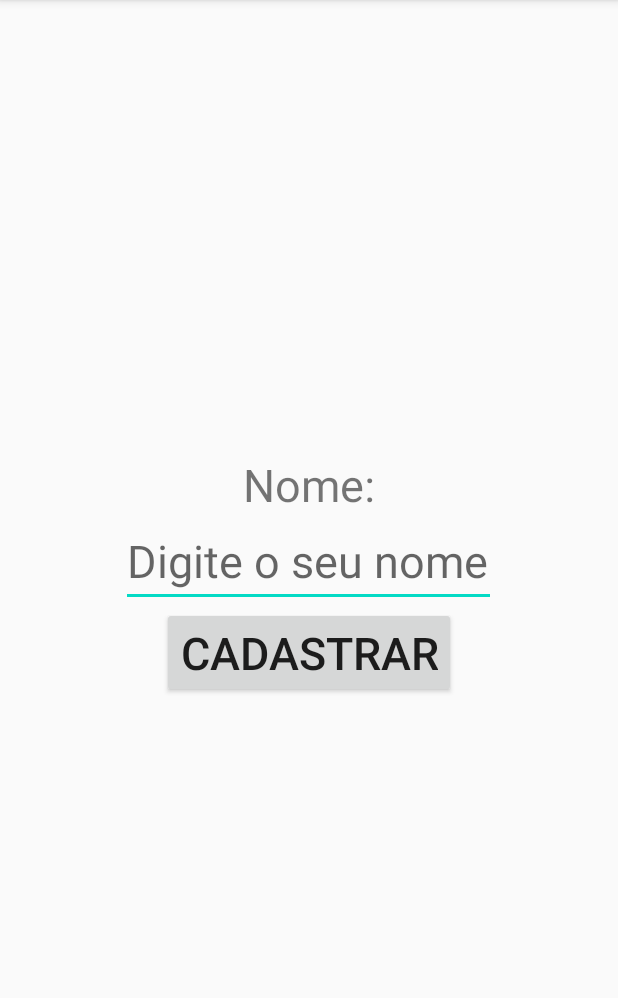
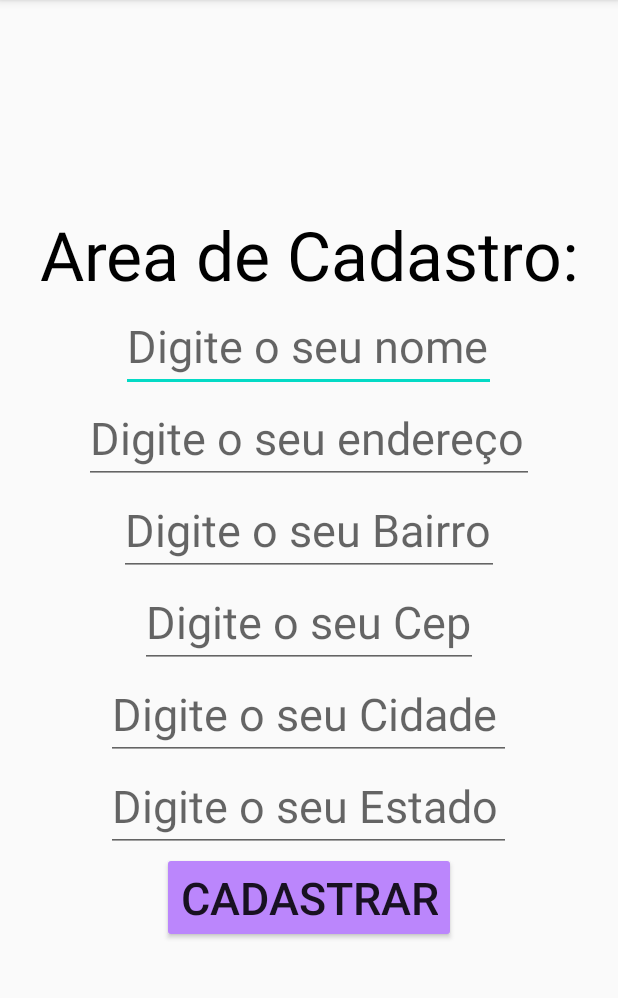
Before and after one commit to Angreen1623/appCadastro, an Android app: the screen it shows after launch (MainActivity), on a phone screen of 412 x 824 dp, the part 84-1082 px from its top. Run offline under Robolectric (Android 15) with nearby library versions, the phone set to English and light mode, and no system bars.

Commit message:
https://github.com/Angreen1623/appCadastro

```diff
--- a/app/src/main/java/com/example/primeiroapp/MainActivity.kt
+++ b/app/src/main/java/com/example/primeiroapp/MainActivity.kt
@@ -12,9 +12,14 @@ class MainActivity : AppCompatActivity() {
         setContentView(R.layout.activity_main)
 
         val edtNome: EditText = findViewById(R.id.edtNome)
+        val edtEnd: EditText = findViewById(R.id.edtEnd)
+        val edtBair: EditText = findViewById(R.id.edtBair)
+        val edtCep: EditText = findViewById(R.id.edtCep)
+        val edtCida: EditText = findViewById(R.id.edtCida)
+        val edtEstd: EditText = findViewById(R.id.edtEstd)
         val btnCadastrar: Button = findViewById(R.id.btnCadastrar)
         btnCadastrar.setOnClickListener{
-            val toast = Toast.makeText(this, edtNome.text.toString(), Toast.LENGTH_SHORT)
+            val toast = Toast.makeText(this, edtNome.text.toString() + edtEnd.text.toString(), Toast.LENGTH_SHORT)
             toast.show()
         }
     }
--- a/app/src/main/res/layout/activity_main.xml
+++ b/app/src/main/res/layout/activity_main.xml
@@ -11,8 +11,9 @@
 
         <TextView
             android:id="@+id/txtNome"
-            android:text="@string/txtNome"
-            android:textSize="30sp"
+            android:text="@string/txtCadastro"
+            android:textSize="45sp"
+            android:textColor="@color/black"
             android:layout_gravity="center_horizontal"
             android:layout_width ="wrap_content"
             android:layout_height ="wrap_content"/>
@@ -27,9 +28,62 @@
             android:layout_width="250dp"
             android:layout_height="wrap_content" />
 
+        <EditText
+            android:id="@+id/edtEnd"
+            android:layout_width="300sp"
+            android:layout_height="wrap_content"
+            android:layout_gravity="center_horizontal"
+            android:autofillHints="name"
+            android:hint="@string/txtEndMsg"
+            android:inputType="text"
+            android:textSize="30sp"/>
+
+        <EditText
+            android:id="@+id/edtBair"
+            android:layout_width="253sp"
+            android:layout_height="wrap_content"
+            android:layout_gravity="center_horizontal"
+            android:autofillHints="name"
+            android:hint="@string/txtBairMsg"
+            android:inputType="text"
+            android:textSize="30sp"/>
+
+        <EditText
+            android:id="@+id/edtCep"
+            android:layout_width="225sp"
+            android:layout_height="wrap_content"
+            android:layout_gravity="center_horizontal"
+            android:autofillHints="name"
+            android:hint="@string/txtCepMsg"
+            android:inputType="text"
+            android:textSize="30sp"/>
+
+        <EditText
+            android:id="@+id/edtCida"
+            android:layout_width="270sp"
+            android:layout_height="wrap_content"
+            android:layout_gravity="center_horizontal"
+            android:autofillHints="name"
+            android:hint="@string/txtCidaMsg"
+            android:inputType="text"
+            android:textSize="30sp"/>
+
+        <EditText
+            android:id="@+id/edtEstd"
+            android:layout_width="270sp"
+            android:layout_height="wrap_content"
+            android:layout_gravity="center_horizontal"
+            android:autofillHints="name"
+            android:hint="@string/txtEstdMsg"
+            android:inputType="text"
+            android:textSize="30sp"/>
+
+
+
         <Button
             android:id="@+id/btnCadastrar"
             android:text="@string/btnCadastrar"
+            android:backgroundTint="@color/purple_200"
             android:textSize="30sp"
             android:layout_gravity="center_horizontal"
             android:layout_width="wrap_content"
--- a/app/src/main/res/values/strings.xml
+++ b/app/src/main/res/values/strings.xml
@@ -1,6 +1,12 @@
 <resources>
     <string name="app_name">PrimeiroApp</string>
-    <string name="txtNome">Nome:</string>
+    <string name="txtCadastro">Area de Cadastro:</string>
     <string name="txtNomeMsg">Digite o seu nome</string>
+    <string name="txtEndMsg">Digite o seu endereço</string>
+    <string name="txtBairMsg">Digite o seu Bairro</string>
+    <string name="txtCepMsg">Digite o seu Cep</string>
+    <string name="txtCidaMsg">Digite o seu Cidade</string>
+    <string name="txtEstdMsg">Digite o seu Estado</string>
     <string name="btnCadastrar">Cadastrar</string>
+
 </resources>
```
